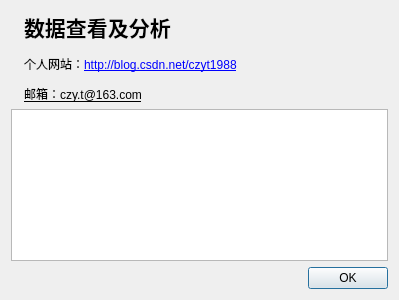
The window that src/signA/AboutDialog.ui (czyt1988/sa) describes before a commit, drawn with Qt 5.
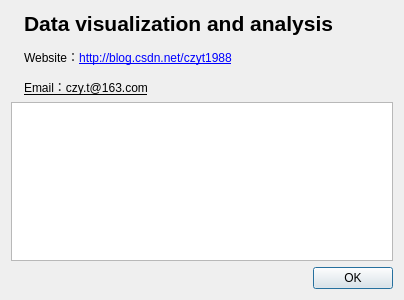
The same window after the commit. Icons and pictures are not drawn.

The edit to the form file:
```diff
--- a/src/signA/AboutDialog.ui
+++ b/src/signA/AboutDialog.ui
@@ -6,7 +6,7 @@
    <rect>
     <x>0</x>
     <y>0</y>
-    <width>399</width>
+    <width>404</width>
     <height>300</height>
    </rect>
   </property>
@@ -39,7 +39,7 @@
         </sizepolicy>
        </property>
        <property name="text">
-        <string>&lt;html&gt;&lt;head/&gt;&lt;body&gt;&lt;p&gt;&lt;span style=&quot; font-size:16pt; font-weight:600;&quot;&gt;数据查看及分析&lt;/span&gt;&lt;/p&gt;&lt;p&gt;个人网站：&lt;a href=&quot;http://blog.csdn.net/czyt1988&quot;&gt;&lt;span style=&quot; text-decoration: underline; color:#0000ff;&quot;&gt;http://blog.csdn.net/czyt1988&lt;/span&gt;&lt;/a&gt;&lt;/p&gt;&lt;p&gt;&lt;a href=&quot;http://blog.csdn.net/czyt1988&quot;&gt;&lt;span style=&quot; color:#000000;&quot;&gt;邮箱：czy.t@163.com&lt;/span&gt;&lt;/a&gt;&lt;/p&gt;&lt;/body&gt;&lt;/html&gt;</string>
+        <string>&lt;html&gt;&lt;head/&gt;&lt;body&gt;&lt;p&gt;&lt;span style=&quot; font-size:16pt; font-weight:600;&quot;&gt;Data visualization and analysis&lt;/span&gt;&lt;/p&gt;&lt;p&gt;Website：&lt;a href=&quot;http://blog.csdn.net/czyt1988&quot;&gt;&lt;span style=&quot; text-decoration: underline; color:#0000ff;&quot;&gt;http://blog.csdn.net/czyt1988&lt;/span&gt;&lt;/a&gt;&lt;/p&gt;&lt;p&gt;&lt;a href=&quot;http://blog.csdn.net/czyt1988&quot;&gt;&lt;span style=&quot; text-decoration: underline; color:#000000;&quot;&gt;Email：czy.t@163.com&lt;/span&gt;&lt;/a&gt;&lt;/p&gt;&lt;/body&gt;&lt;/html&gt;</string>
        </property>
       </widget>
      </item>
```
Left out of the diff: 2 changed lines with no effect on the pictures.
